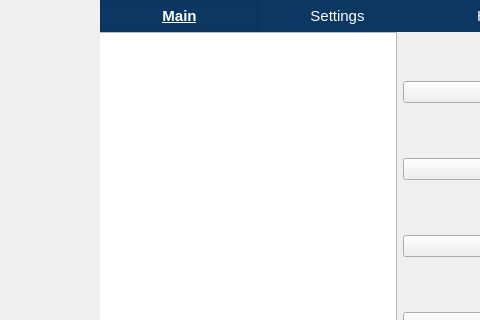
wjqsec/EmuGUI, file ui/Main.ui: the form before one commit; both pictures show x 0 to 480 and y 0 to 320 of the 800 by 600 pixel window.
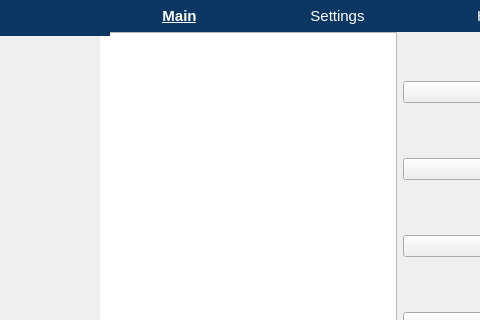
The form after the commit. Icons and pictures are not drawn.

Patch:
```diff
--- a/ui/Main.ui
+++ b/ui/Main.ui
@@ -1721,6 +1721,24 @@
      <number>-2</number>
     </property>
    </widget>
+
+   <widget class="QLabel" name="label_27">
+    <property name="geometry">
+     <rect>
+      <x>0</x>
+      <y>0</y>
+      <width>110</width>
+      <height>36</height>
+     </rect>
+    </property>
+    <property name="text">
+     <string></string>
+    </property>
+    <property name="styleSheet">
+     <string notr="true">background-color: #0c3763; color: white;</string>
+    </property>
+   </widget>
+
   </widget>
   <widget class="QMenuBar" name="menubar">
    <property name="geometry">
```
